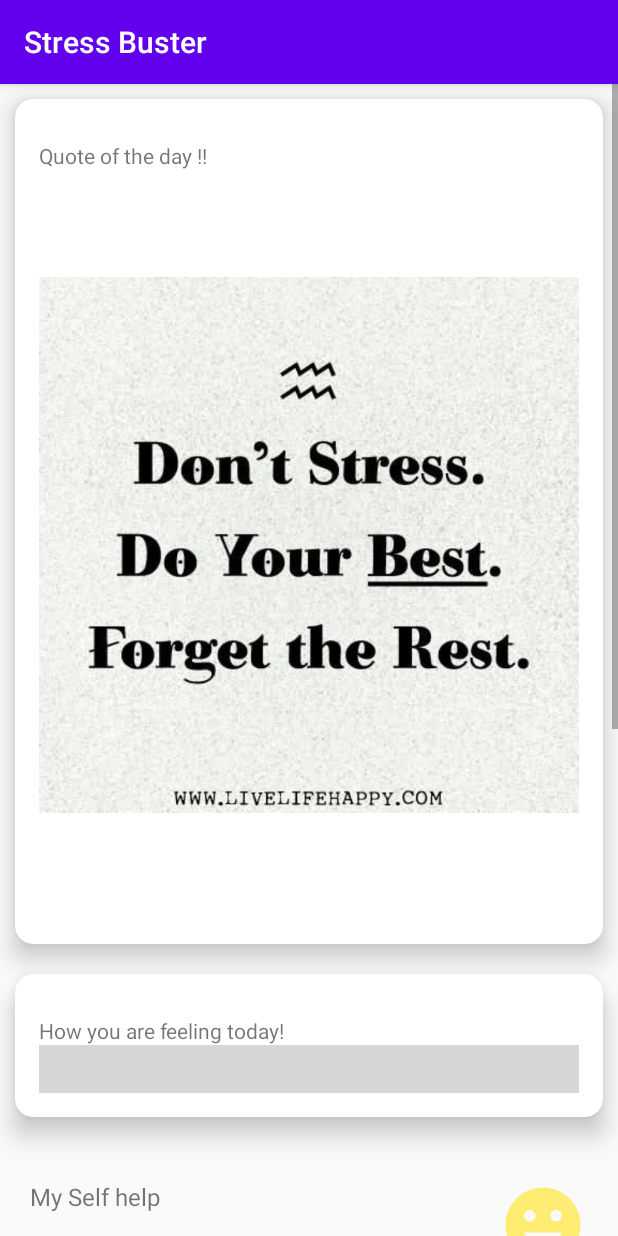
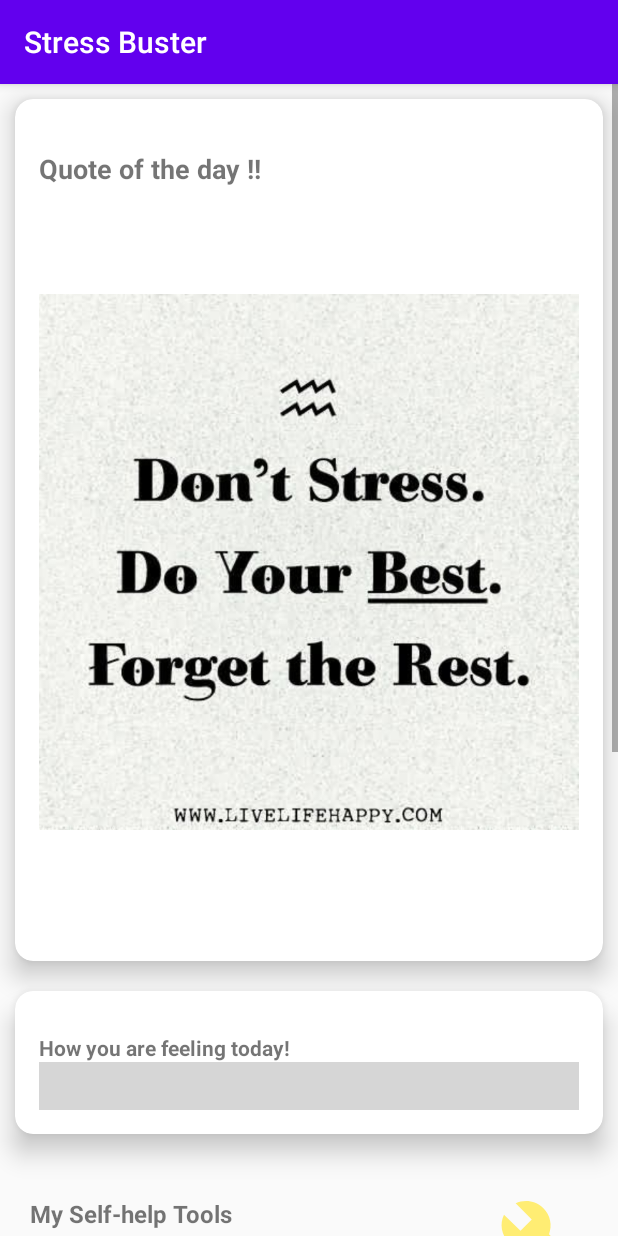
Before and after one commit to Narutoboy/Phenix, an Android app: the BaseActivity screen opened directly, with no data from a screen before it, on a phone screen of 412 x 824 dp. Run offline under Robolectric (Android 15) with nearby library versions, the phone set to English and light mode, and no system bars; plain views replace SmileyRating; grey boxes are pictures that could not be loaded.

Commit message:
Added Ui Changes

```diff
--- a/app/src/main/AndroidManifest.xml
+++ b/app/src/main/AndroidManifest.xml
@@ -9,7 +9,7 @@
         android:roundIcon="@mipmap/ic_launcher_round"
         android:supportsRtl="true"
         android:theme="@style/AppTheme">
-
+        <activity android:name=".FeatureDescActivity"></activity>
         <activity android:name=".MainActivity" />
         <activity android:name=".TimerActivity" />
         <activity android:name=".RegisterActivity" />
--- /dev/null
+++ b/app/src/main/res/drawable/ic_tool.xml
@@ -0,0 +1,11 @@
+<vector xmlns:android="http://schemas.android.com/apk/res/android"
+    android:width="24dp"
+    android:height="24dp"
+    android:autoMirrored="true"
+    android:tint="#FFED73"
+    android:viewportWidth="24"
+    android:viewportHeight="24">
+    <path
+        android:fillColor="@android:color/white"
+        android:pathData="M22.7,19l-9.1,-9.1c0.9,-2.3 0.4,-5 -1.5,-6.9 -2,-2 -5,-2.4 -7.4,-1.3L9,6 6,9 1.6,4.7C0.4,7.1 0.9,10.1 2.9,12.1c1.9,1.9 4.6,2.4 6.9,1.5l9.1,9.1c0.4,0.4 1,0.4 1.4,0l2.3,-2.3c0.5,-0.4 0.5,-1.1 0.1,-1.4z" />
+</vector>
--- a/app/src/main/res/layout/activity_dashboard.xml
+++ b/app/src/main/res/layout/activity_dashboard.xml
@@ -26,8 +26,10 @@
                 <TextView
                     android:layout_width="wrap_content"
                     android:layout_height="wrap_content"
-                    android:layout_marginTop="12dp"
+                    android:layout_marginTop="18dp"
                     android:layout_gravity="start"
+                    android:textSize="18sp"
+                    android:textStyle="bold"
                     android:text="Quote of the day !!" />
 
                 <ImageView
@@ -61,6 +63,7 @@
                     android:layout_height="wrap_content"
                     android:layout_marginTop="12dp"
                     android:layout_gravity="start"
+                    android:textStyle="bold"
                     android:text="How you are feeling today!" />
 
                 <com.hsalf.smileyrating.SmileyRating
@@ -84,8 +87,8 @@
             <TextView
                 android:layout_width="wrap_content"
                 android:layout_height="wrap_content"
-
-                android:text="My Self help"
+                android:text="My Self-help Tools"
+                android:textStyle="bold"
                 android:textSize="16sp" />
 
             <TextView
@@ -97,7 +100,7 @@
                 android:layout_width="60dp"
                 android:layout_height="60dp"
                 android:layout_alignParentEnd="true"
-                android:src="@drawable/ic_app_icon" />
+                android:src="@drawable/ic_tool" />
 
 
         </RelativeLayout>
@@ -131,6 +134,7 @@
                 android:layout_width="wrap_content"
                 android:layout_height="wrap_content"
                 android:layout_marginTop="12dp"
+                android:textStyle="bold"
                 android:text="5 min Walk" />
         </LinearLayout>
 
@@ -161,7 +165,8 @@
                 android:layout_width="wrap_content"
                 android:layout_height="wrap_content"
                 android:layout_marginTop="12dp"
-                android:text="5 min Breathing" />
+                android:text="5 min Breathing"
+                android:textStyle="bold" />
         </LinearLayout>
 
     </androidx.cardview.widget.CardView>
@@ -198,6 +203,7 @@
                       android:layout_width="wrap_content"
                       android:layout_height="wrap_content"
                       android:layout_marginTop="12dp"
+                      android:textStyle="bold"
                       android:text="5 min Journal" />
               </LinearLayout>
 
@@ -228,6 +234,7 @@
                       android:layout_width="wrap_content"
                       android:layout_height="wrap_content"
                       android:layout_marginTop="12dp"
+                      android:textStyle="bold"
                       android:text="Learn Something New!!" />
               </LinearLayout>
 
@@ -266,6 +273,7 @@
                         android:layout_width="wrap_content"
                         android:layout_height="wrap_content"
                         android:layout_marginTop="12dp"
+                        android:textStyle="bold"
                         android:text="Reach out for Help" />
                 </LinearLayout>
 
@@ -296,7 +304,8 @@
                         android:layout_width="wrap_content"
                         android:layout_height="wrap_content"
                         android:layout_marginTop="12dp"
-                        android:text="Write your Worries" />
+                        android:text="Write your Worries"
+                        android:textStyle="bold" />
                 </LinearLayout>
 
             </androidx.cardview.widget.CardView>
@@ -309,7 +318,7 @@
             android:layout_marginLeft="20dp"
             android:layout_marginTop="32dp"
             android:layout_marginRight="20dp">
-
+            <!--
                         <TextView
                             android:layout_width="wrap_content"
                             android:layout_height="wrap_content"
@@ -325,7 +334,7 @@
                             android:layout_width="60dp"
                             android:layout_height="60dp"
                             android:layout_alignParentEnd="true"
-                android:src="@drawable/ic_app_icon" />
+                            android:src="@drawable/ic_app_icon" />-->
 
 
         </RelativeLayout>
--- a/app/src/main/res/layout/activity_splash.xml
+++ b/app/src/main/res/layout/activity_splash.xml
@@ -25,13 +25,13 @@
 
             android:textSize="20sp"
             android:textStyle="bold" />
-
+<!--
         <ProgressBar
             android:id="@+id/splashProgress"
             style="?android:attr/progressBarStyleHorizontal"
             android:layout_width="150dp"
             android:layout_height="wrap_content"
-            android:layout_marginTop="50dp" />
+            android:layout_marginTop="50dp" />-->
 
     </LinearLayout>
 
```
Also changed, not shown: app/src/main/java/com/do_big/teamphenix/BaseActivity.java (+3 -5 lines), app/src/main/java/com/do_big/teamphenix/FeatureDescActivity.java (added, +14 -0 lines), app/src/main/res/layout/activity_feature_desc.xml (added, +171 -0 lines). Lines whose indentation alone changed are shown as unchanged.
